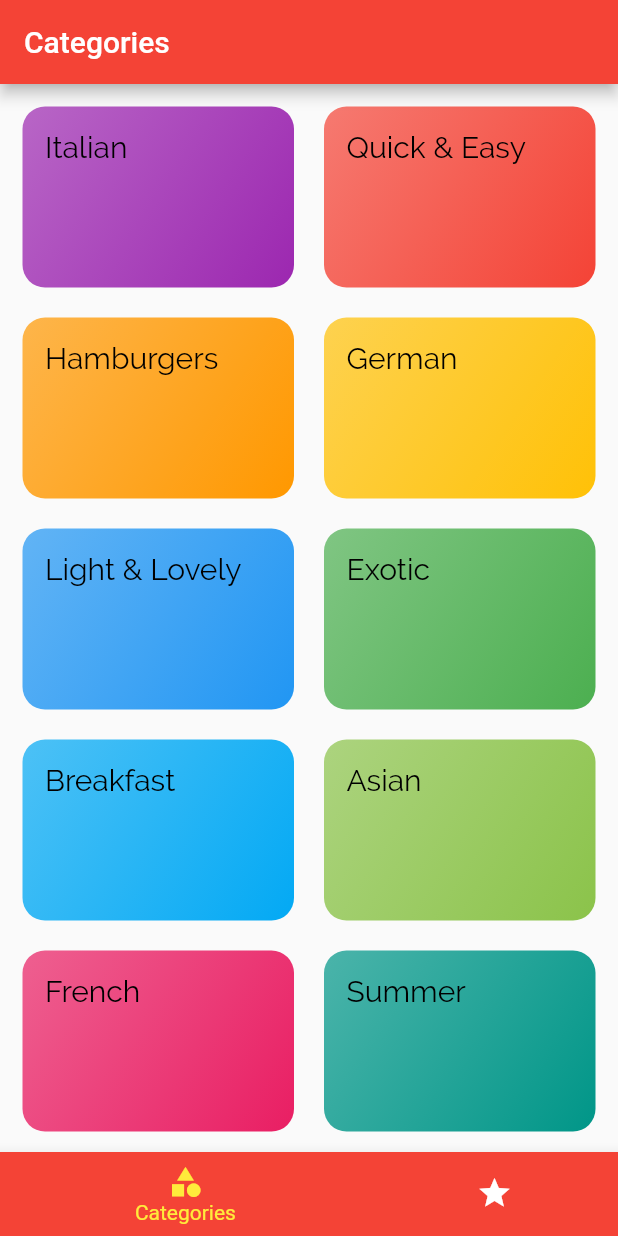
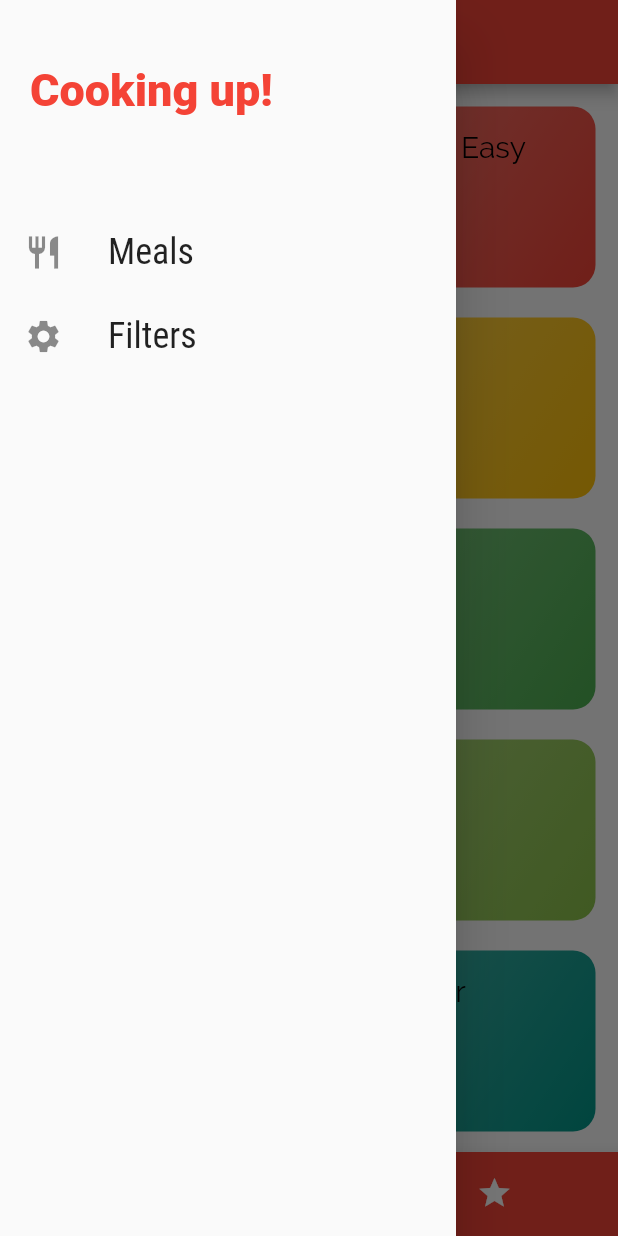
Before and after one commit to zukaChachava/MealsApp, a Flutter app: the screen it shows after launch, with the side drawer open (before the commit the screen has no drawer), on a phone screen of 412 x 824 dp. Run offline on Flutter 3.47's test engine with Material 2 defaults, Android fonts, the phone set to English and light mode, and no system bars.

```diff
--- a/lib/main.dart
+++ b/lib/main.dart
@@ -1,4 +1,5 @@
 import 'package:flutter/material.dart';
+import 'package:meals/widgets/screens/filter_screen.dart';
 import 'package:meals/widgets/screens/tabs_screen_two.dart';
 import 'package:meals/widgets/screens/tabs_screens.dart';
 import './widgets/screens/category_meals_screen.dart';
@@ -28,7 +29,8 @@ class MyApp extends StatelessWidget {
       home: const TabScreenTwo(),
       routes: {
         CategoryMealsScreen.route: (context) => const CategoryMealsScreen(),
-        MealDetailsScreen.route: (context) => const MealDetailsScreen()
+        MealDetailsScreen.route: (context) => const MealDetailsScreen(),
+        FilterScreen.route: (context) => const FilterScreen(),
       },
       onUnknownRoute: (settings) {
         return MaterialPageRoute(
--- /dev/null
+++ b/lib/widgets/items/main_drawer.dart
@@ -0,0 +1,58 @@
+import 'package:flutter/material.dart';
+import 'package:meals/widgets/screens/filter_screen.dart';
+
+class MainDrawer extends StatelessWidget {
+  const MainDrawer({Key? key}) : super(key: key);
+
+  @override
+  Widget build(BuildContext context) {
+    return Drawer(
+      child: Column(
+        children: [
+          Container(
+            height: 120,
+            width: double.infinity,
+            padding: const EdgeInsets.all(20),
+            alignment: Alignment.centerLeft,
+            child: Text(
+              'Cooking up!',
+              style: TextStyle(
+                  fontWeight: FontWeight.w900,
+                  fontSize: 30,
+                  color: Theme.of(context).primaryColor),
+            ),
+          ),
+          const SizedBox(
+            height: 20,
+          ),
+          ListTile(
+            onTap: () {
+              Navigator.of(context).pushReplacementNamed('/');
+            },
+            leading: const Icon(
+              Icons.restaurant,
+              size: 26,
+            ),
+            title: const Text(
+              'Meals',
+              style: TextStyle(fontFamily: 'RobotoCondensed', fontSize: 24),
+            ),
+          ),
+          ListTile(
+            onTap: () {
+              Navigator.of(context).pushReplacementNamed(FilterScreen.route);
+            },
+            leading: const Icon(
+              Icons.settings,
+              size: 26,
+            ),
+            title: const Text(
+              'Filters',
+              style: TextStyle(fontFamily: 'RobotoCondensed', fontSize: 24),
+            ),
+          )
+        ],
+      ),
+    );
+  }
+}
--- /dev/null
+++ b/lib/widgets/screens/filter_screen.dart
@@ -0,0 +1,19 @@
+import 'package:flutter/material.dart';
+import 'package:flutter/src/foundation/key.dart';
+import 'package:flutter/src/widgets/framework.dart';
+import 'package:flutter/widgets.dart';
+import 'package:meals/widgets/items/main_drawer.dart';
+
+class FilterScreen extends StatelessWidget {
+  static const route = '/filters';
+
+  const FilterScreen({Key? key}) : super(key: key);
+
+  @override
+  Widget build(BuildContext context) {
+    return Scaffold(
+      appBar: AppBar(title: const Text('Your Filters')),
+      drawer: const MainDrawer(),
+    );
+  }
+}
--- a/lib/widgets/screens/meal_details_screen.dart
+++ b/lib/widgets/screens/meal_details_screen.dart
@@ -12,6 +12,12 @@ class MealDetailsScreen extends StatelessWidget {
     final Meal meal = ModalRoute.of(context)!.settings.arguments as Meal;
 
     return Scaffold(
+      floatingActionButton: FloatingActionButton(
+        child: const Icon(Icons.delete),
+        onPressed: () {
+          Navigator.of(context).pop();
+        },
+      ),
       appBar: AppBar(
         title: Text(meal.title),
       ),
--- a/lib/widgets/screens/tabs_screen_two.dart
+++ b/lib/widgets/screens/tabs_screen_two.dart
@@ -1,4 +1,5 @@
 import 'package:flutter/material.dart';
+import 'package:meals/widgets/items/main_drawer.dart';
 import 'package:meals/widgets/screens/categories_screen.dart';
 import 'package:meals/widgets/screens/favourites_screen.dart';
 
@@ -32,6 +33,7 @@ class _TabScreenTwoState extends State<TabScreenTwo> {
             .toString()
             .replaceFirst('Screen', '')),
       ),
+      drawer: const MainDrawer(),
       body: _pages[_selectedPageIndex],
       bottomNavigationBar: BottomNavigationBar(
         onTap: _selectPage,
```
